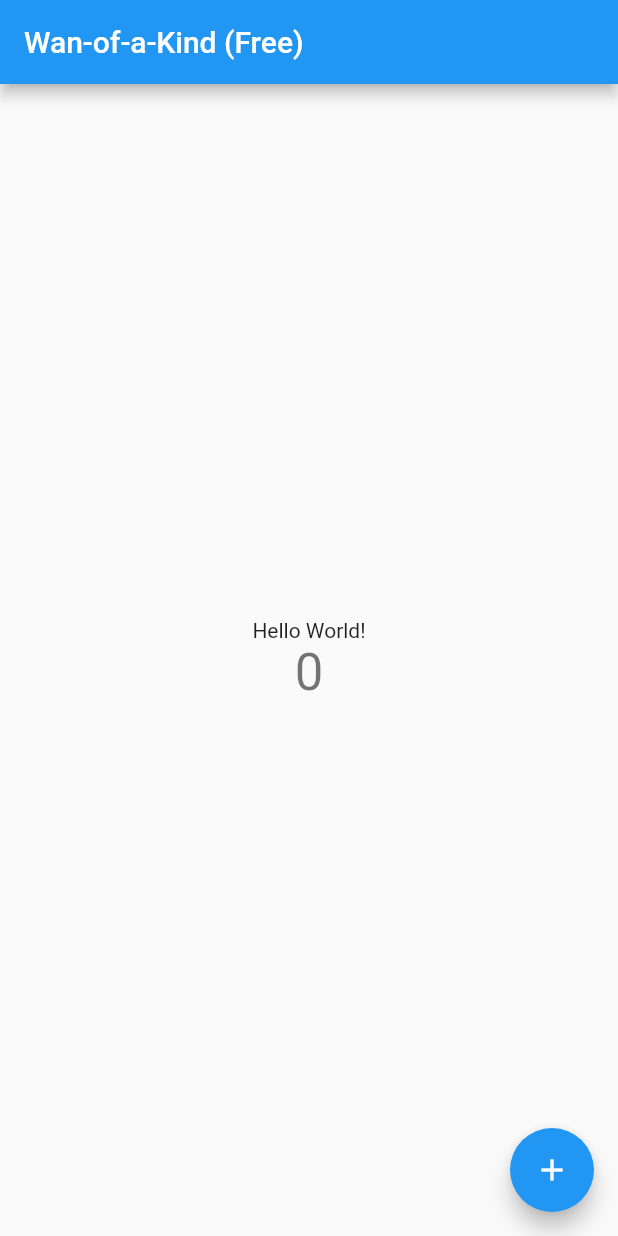
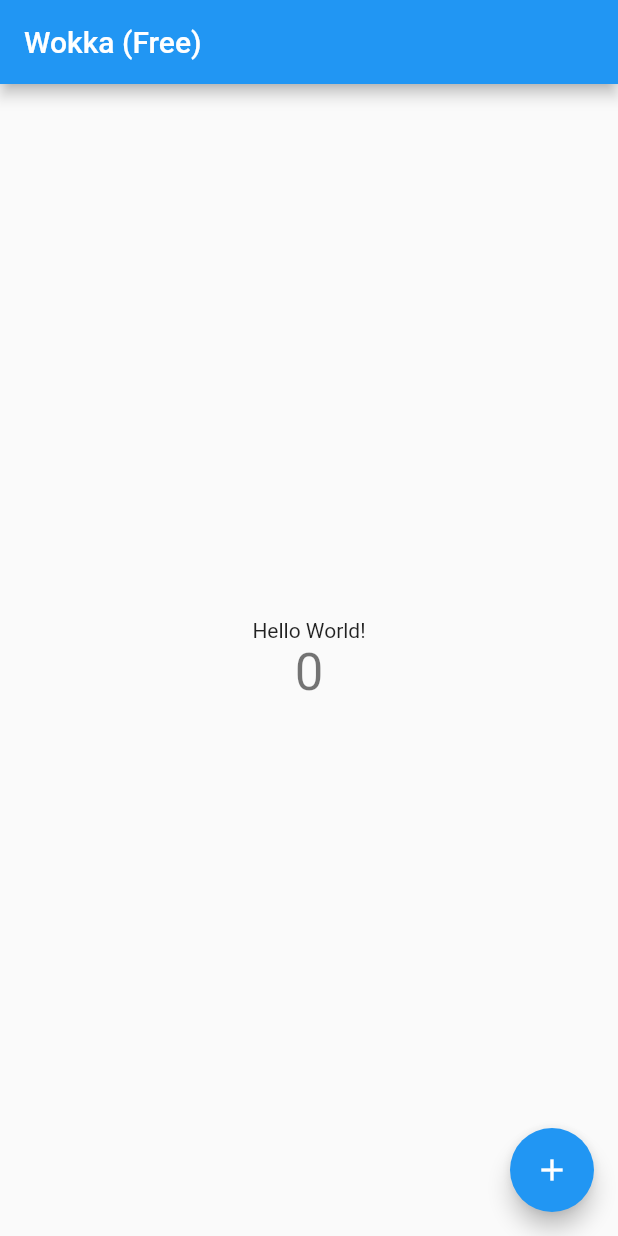
Before and after one commit to DreFlo/lgp-2223-sc1, a Flutter app: the screen it shows after launch, on a phone screen of 412 x 824 dp. Run offline on Flutter 3.47's test engine with Material 2 defaults, Android fonts, the phone set to English and light mode, and no system bars; generated files the repository leaves out were written again.

Commit message:
Change app name to 'Wokka'

```diff
--- a/src/lib/flavors.dart
+++ b/src/lib/flavors.dart
@@ -11,9 +11,9 @@ class F {
   static String get title {
     switch (appFlavor) {
       case Flavor.free:
-        return 'Wan-of-a-Kind (Free)';
+        return 'Wokka (Free)';
       case Flavor.premium:
-        return 'Wan-of-a-Kind';
+        return 'Wokka';
       default:
         return 'title';
     }
```
Also changed, not shown: src/pubspec.yaml (+6 -6 lines), 19 other files.
